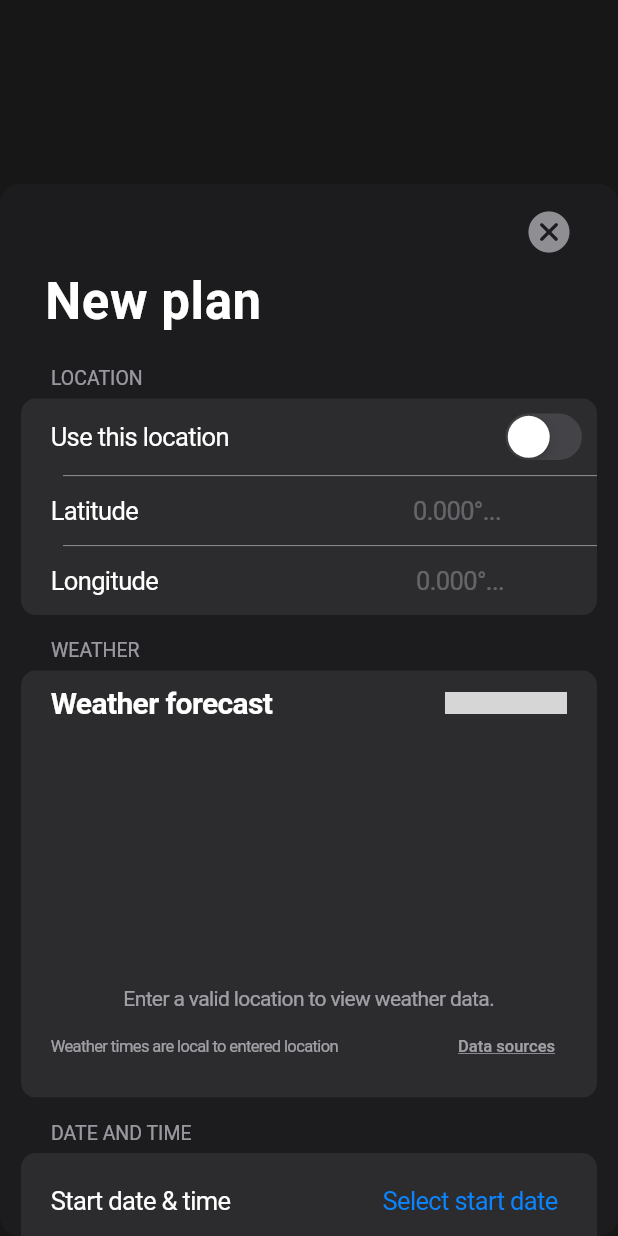
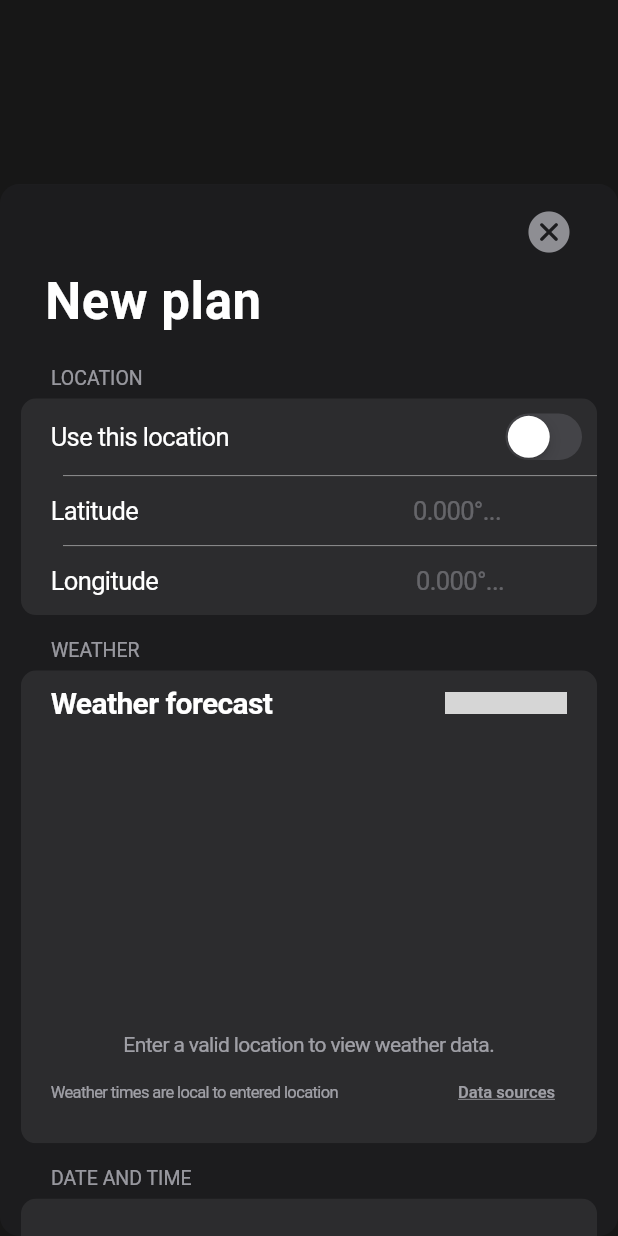
Before and after one commit to pat-mart/alpha_app, a Flutter app: the screen it shows after launch, after a tap on an icon or button, on a phone screen of 412 x 824 dp. Run offline on Flutter 3.47's test engine with Material 2 defaults, Android fonts, the light colour scheme and no system bars; our stand-ins replace connectivity_plus, csv, location, permission_handler, shared_preferences, sqflite; missing offline and left inert: pull_down_button; accounts and stored records are empty; grey boxes are pictures that could not be loaded.

Commit message:
final updates (fr this time)

```diff
--- a/lib/views/smalls/plan_sheet_sections/weather_section.dart
+++ b/lib/views/smalls/plan_sheet_sections/weather_section.dart
@@ -54,7 +54,7 @@ class _WeatherSectionState extends State<WeatherSection> with WidgetsBindingObse
     return Container(
       padding: const EdgeInsets.only(top: 10),
       margin: const EdgeInsetsDirectional.fromSTEB(20.0, 0.0, 20.0, 10.0),
-      height: MediaQuery.of(context).size.height / (MediaQuery.of(context).orientation == Orientation.portrait ? 3 : 2),
+      height: MediaQuery.of(context).size.height / (MediaQuery.of(context).orientation == Orientation.portrait ? 2.7 : 2),
       child: Column (
         mainAxisSize: MainAxisSize.min,
         crossAxisAlignment: CrossAxisAlignment.start,
```
